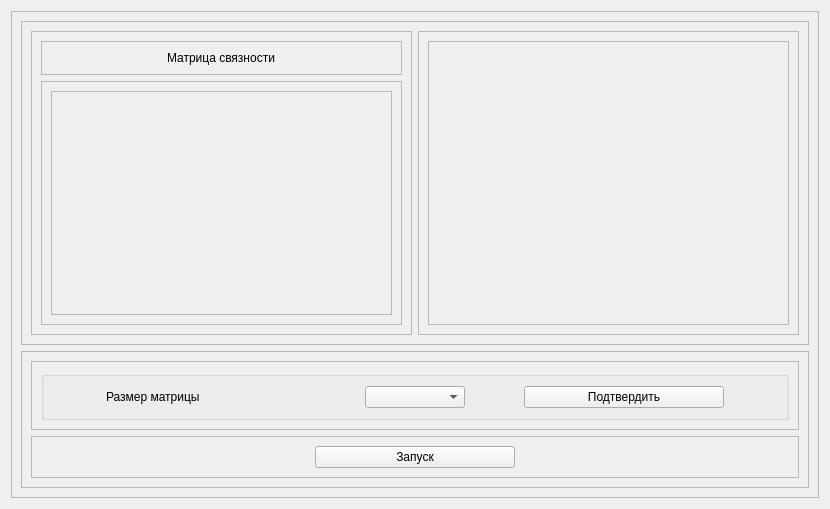
This is warshall_algo_widget.ui in Lunovoy/graph-algorithms as Qt 5 draws it before an edit. The edited form follows.
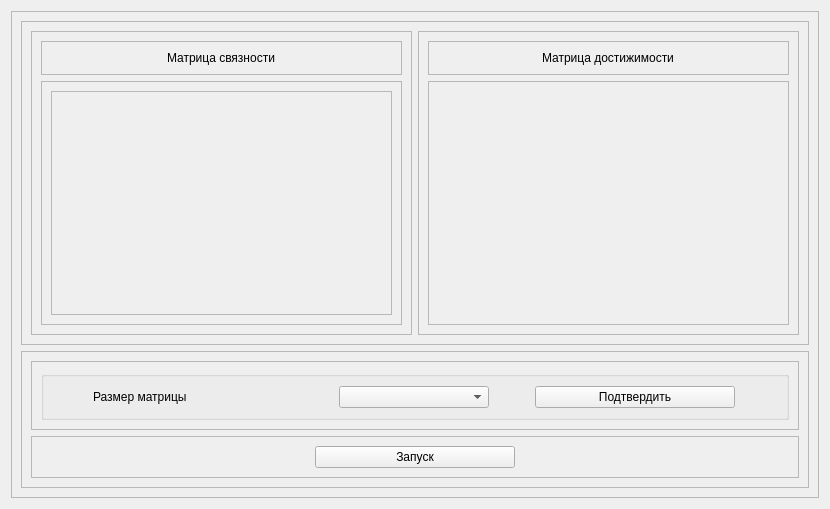
This is the edited form.

Commit message: warshall algo bug fixed

```diff
--- a/warshall_algo_widget.ui
+++ b/warshall_algo_widget.ui
@@ -113,7 +113,26 @@
            <property name="frameShadow">
             <enum>QFrame::Raised</enum>
            </property>
-           <layout class="QVBoxLayout" name="verticalLayout_4">
+           <layout class="QVBoxLayout" name="verticalLayout_2">
+            <item>
+             <widget class="QFrame" name="frame_40">
+              <property name="frameShape">
+               <enum>QFrame::StyledPanel</enum>
+              </property>
+              <property name="frameShadow">
+               <enum>QFrame::Raised</enum>
+              </property>
+              <layout class="QVBoxLayout" name="verticalLayout_21">
+               <item alignment="Qt::AlignHCenter">
+                <widget class="QLabel" name="label_2">
+                 <property name="text">
+                  <string>Матрица достижимости</string>
+                 </property>
+                </widget>
+               </item>
+              </layout>
+             </widget>
+            </item>
             <item>
              <widget class="QScrollArea" name="sa_right_1">
               <property name="widgetResizable">
@@ -125,7 +144,7 @@
                  <x>0</x>
                  <y>0</y>
                  <width>361</width>
-                 <height>286</height>
+                 <height>246</height>
                 </rect>
                </property>
                <layout class="QVBoxLayout" name="verticalLayout_6"/>
@@ -183,9 +202,15 @@
                </item>
                <item>
                 <widget class="QComboBox" name="cb_size_selection">
+                 <property name="minimumSize">
+                  <size>
+                   <width>150</width>
+                   <height>0</height>
+                  </size>
+                 </property>
                  <property name="maximumSize">
                   <size>
-                   <width>100</width>
+                   <width>150</width>
                    <height>16777215</height>
                   </size>
                  </property>
```
The commit also changes 6 other files.
